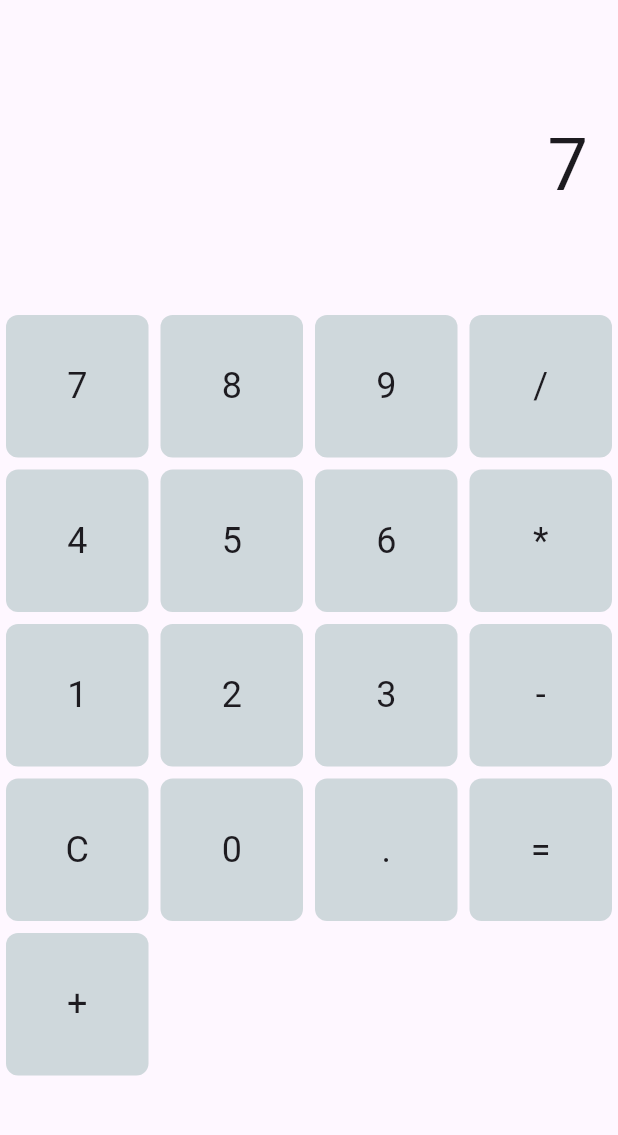
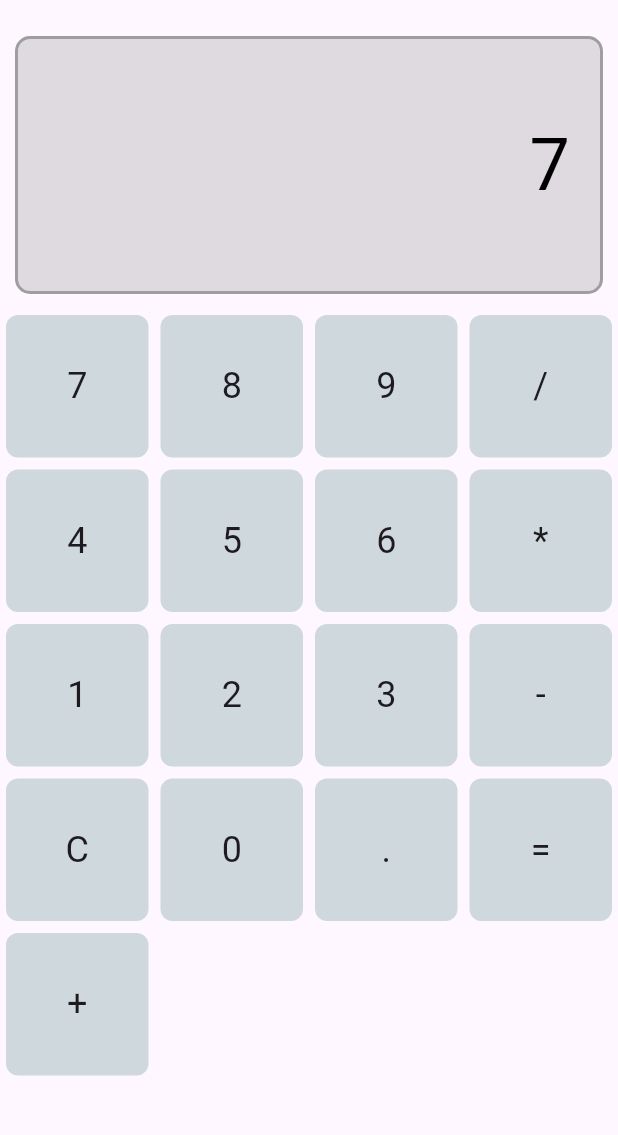
Before and after one commit to abdulbasith007/Calculator-App---Flutter, a Flutter app: the screen it shows after launch, after a tap on an icon or button, on a phone screen of 412 x 824 dp, the part 63-1198 px from its top. Run offline on Flutter 3.47's test engine with Material 3 defaults, Android fonts, the phone set to English and light mode, and no system bars.

```diff
--- a/lib/main.dart
+++ b/lib/main.dart
@@ -9,6 +9,7 @@ class CalculatorApp extends StatelessWidget {
   Widget build(BuildContext context) {
     return MaterialApp(
       home: CalculatorHome(),
+      theme: ThemeData(primarySwatch: Colors.blue),
     );
   }
 }
@@ -23,6 +24,7 @@ class _CalculatorHomeState extends State<CalculatorHome> {
   double num1 = 0;
   String operator = "";
   bool hasDecimal = false;
+  bool isError = false; // I added this to show append the numbers when ERROR gets shown
 
   @override
   Widget build(BuildContext context) {
@@ -35,9 +37,17 @@ class _CalculatorHomeState extends State<CalculatorHome> {
             child: Container(
               alignment: Alignment.centerRight,
               padding: EdgeInsets.all(20),
+              margin: EdgeInsets.all(10),
+              decoration: BoxDecoration(
+                color: Colors.black12,
+                borderRadius: BorderRadius.circular(10),
+                border: Border.all(color: Colors.grey, width: 2),
+              ),
               child: Text(
-                display,
-                style: TextStyle(fontSize: 48),
+                display.isEmpty ? "0" : display,
+                style: TextStyle(fontSize: 48, color: Colors.black),
+                maxLines: 1,
+                overflow: TextOverflow.ellipsis,
               ),
             ),
           ),
@@ -62,6 +72,11 @@ class _CalculatorHomeState extends State<CalculatorHome> {
     return InkWell(
       onTap: () {
         setState(() {
+          if (isError) {
+            // In order to reset if the last state was an error
+            clearCalculator();
+          }
+
           if (label == 'C') {
             clearCalculator();
           } else if (label == '=') {
@@ -70,10 +85,12 @@ class _CalculatorHomeState extends State<CalculatorHome> {
             display += label;
             hasDecimal = true;
           } else if (['+', '-', '*', '/'].contains(label)) {
+            if (display.isNotEmpty && !isError) {
               num1 = double.parse(display);
               operator = label;
               display = "";
               hasDecimal = false;
+            }
           } else if (label != '.') {
             display += label;
           }
@@ -100,6 +117,7 @@ class _CalculatorHomeState extends State<CalculatorHome> {
       num1 = 0;
       operator = "";
       hasDecimal = false;
+      isError = false;
     });
   }
 
@@ -108,7 +126,10 @@ class _CalculatorHomeState extends State<CalculatorHome> {
     double result;
 
     if (operator == '/' && num2 == 0) {
+      setState(() {
         display = "Error";
+        isError = true;
+      });
       return;
     }
 
@@ -129,7 +150,9 @@ class _CalculatorHomeState extends State<CalculatorHome> {
         result = 0;
     }
 
+    setState(() {
       display = result.toString();
       hasDecimal = display.contains('.');
+    });
   }
 }
```
Lines whose indentation alone changed are shown as unchanged.
